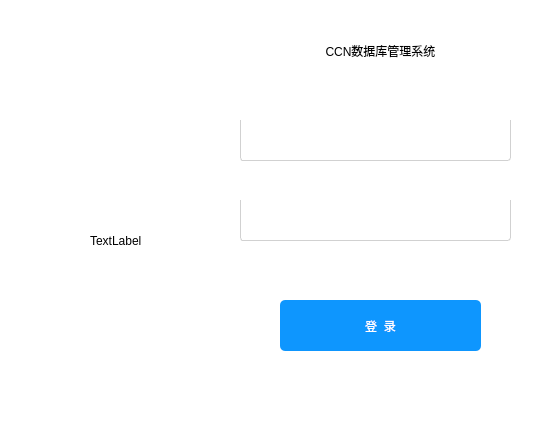
First picture: the form in login.ui, repository SHIDi233/DBMS, before the edit.
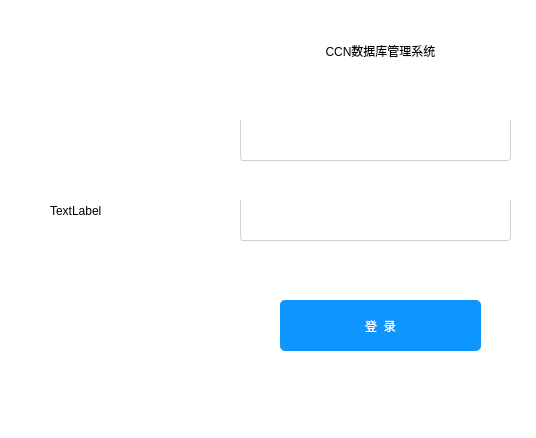
Second picture: the form after the edit. Icons and pictures are not drawn.

What changed in the file:
```diff
--- a/login.ui
+++ b/login.ui
@@ -101,8 +101,8 @@
    <widget class="QLabel" name="label_2">
     <property name="geometry">
      <rect>
-      <x>90</x>
-      <y>200</y>
+      <x>50</x>
+      <y>170</y>
       <width>91</width>
       <height>81</height>
      </rect>
```
